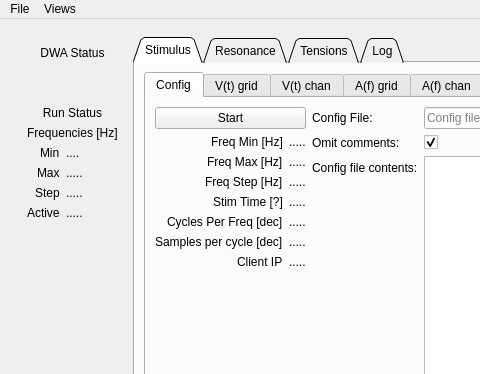
dunewires/ElectricalMethod, file DAQ/python/dwaDaqUI.ui: the form before one commit; both pictures show x 0 to 480 and y 0 to 374 of the 1313 by 718 pixel window.
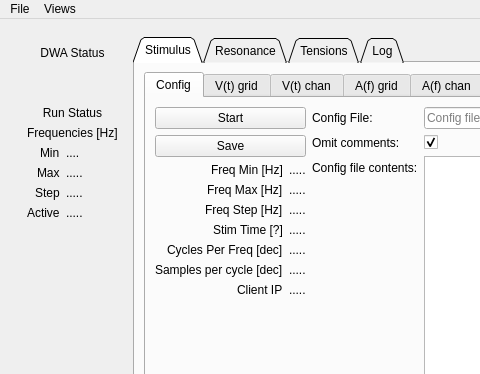
The form after the commit. Custom widgets are drawn as their Qt base class.

Diff of the .ui file:
```diff
--- a/DAQ/python/dwaDaqUI.ui
+++ b/DAQ/python/dwaDaqUI.ui
@@ -155,6 +155,13 @@
                    </property>
                   </widget>
                  </item>
+                 <item>
+                  <widget class="QPushButton" name="btnSave">
+                   <property name="text">
+                    <string>Save</string>
+                   </property>
+                  </widget>
+                 </item>
                  <item>
                   <layout class="QFormLayout" name="formLayout_2">
                    <property name="labelAlignment">
```
